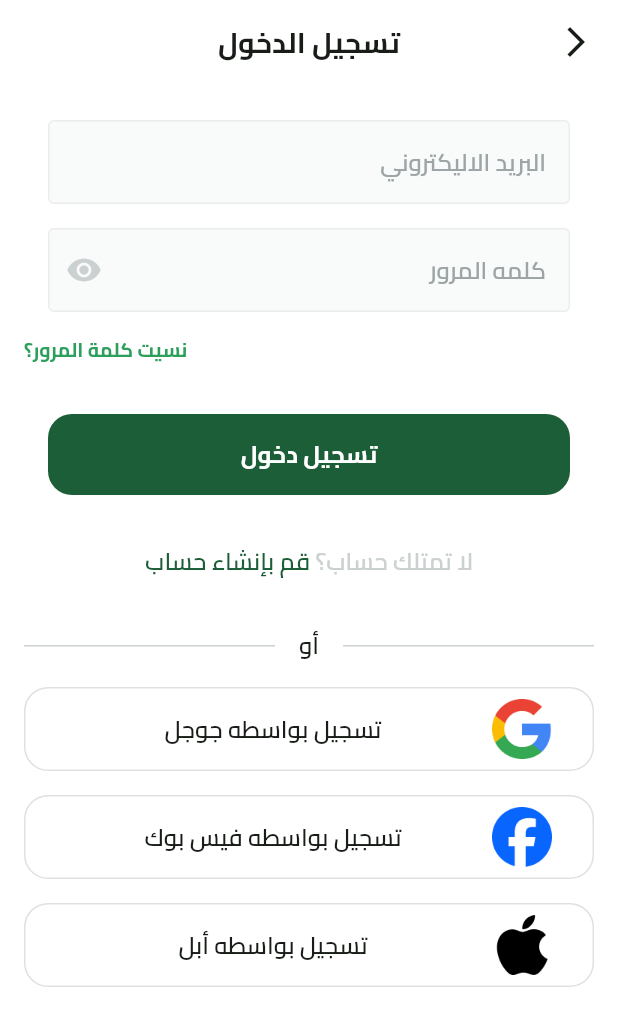
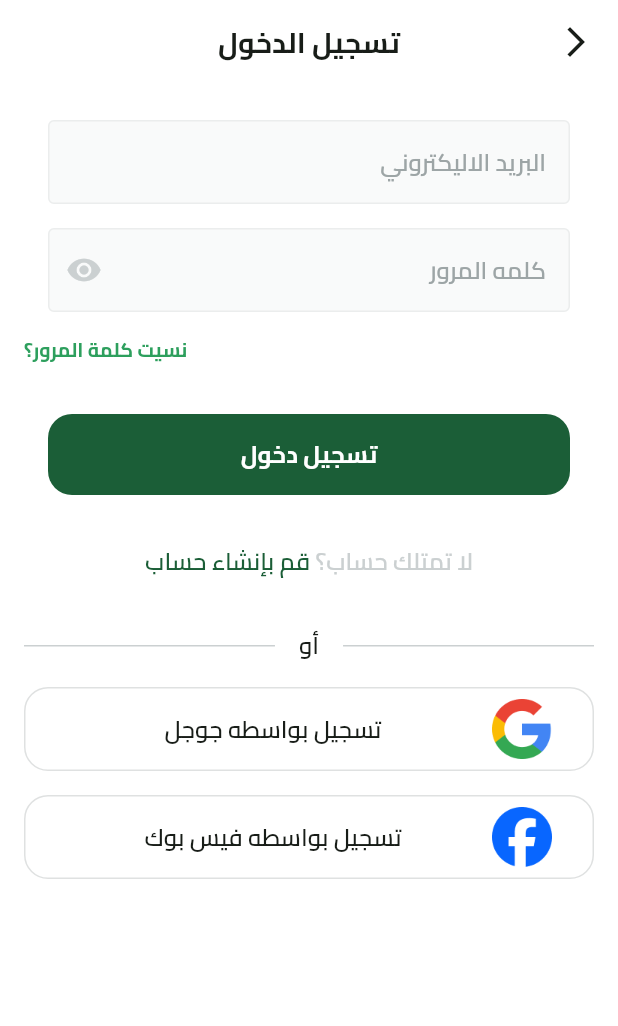
Before and after one commit to IbrahimMahmoud2023/fruits_hub, a Flutter app: the screen it shows after launch, after a tap on "تخط", on a phone screen of 412 x 824 dp. Shown: the top 1026 px of the screen. Run offline on Flutter 3.47's test engine with Material 3 defaults, Android fonts, the phone set to English and light mode, and no system bars; drawn by our look-alikes of modal_progress_hud_nsn; our stand-ins replace dartz, dots_indicator, firebase_auth, firebase_core, flutter_bloc, get_it and 3 more; missing offline and left inert: flutter_facebook_auth; accounts and stored records are empty.

Commit message:
complete configure in ios

```diff
--- a/lib/features/auth/presentation/views/widgets/sign_in_view_body.dart
+++ b/lib/features/auth/presentation/views/widgets/sign_in_view_body.dart
@@ -1,3 +1,5 @@
+import 'dart:io';
+
 import 'package:flutter/material.dart';
 import 'package:flutter_bloc/flutter_bloc.dart';
 import 'package:fruits_ecommerec/core/utils/app_colors.dart';
@@ -105,13 +107,13 @@ class _SignInViewBodyState extends State<SignInViewBody> {
                 text: 'تسجيل بواسطه فيس بوك',
               ),
               SizedBox(height: 16),
-              SocialLoginButton(
+             Platform.isIOS ? SocialLoginButton(
                 onPressed: (){
                   context.read<SignInCubit>().signInWithApple();
                 },
                 image: Assets.imagesAppleIcon,
                 text: 'تسجيل بواسطه أبل',
-              ),
+              ):SizedBox(),
             ],
           ),
         ),
--- a/pubspec.yaml
+++ b/pubspec.yaml
@@ -50,6 +50,7 @@ dependencies:
   flutter_facebook_auth: ^7.1.2
   sign_in_with_apple: ^7.0.1
   crypto: ^3.0.6
+  google_sign_in_ios: ^6.2.1
 
 
 dev_dependencies:
```
Also changed, not shown: pubspec.lock, 2 other files.
